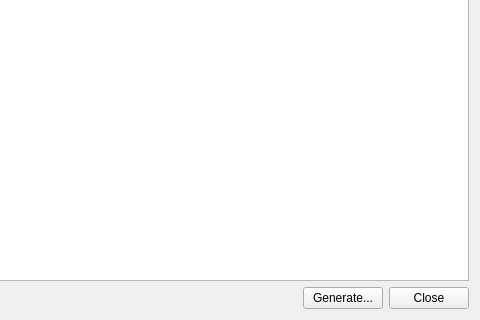
Qt form libavogadro/src/extensions/gamessinputdialog.ui (cryos/avogadro) before a commit; both pictures show x 305 to 785 and y 340 to 660 of the 785 by 660 pixel window.
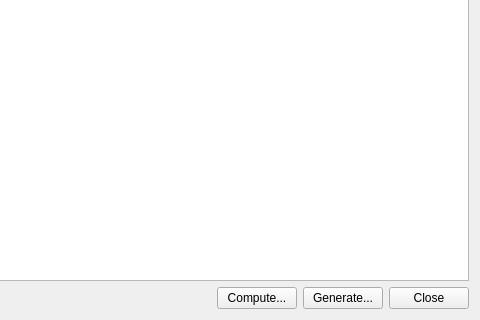
The same form after that commit.

Commit message: Add back "Compute..." button for GAMESS.

Patch:
```diff
--- a/libavogadro/src/extensions/gamessinputdialog.ui
+++ b/libavogadro/src/extensions/gamessinputdialog.ui
@@ -2963,6 +2963,13 @@
        </property>
       </spacer>
      </item>
+     <item>
+     <widget class="QPushButton" name="computeButton">
+       <property name="text">
+         <string>Compute...</string>
+       </property>
+     </widget>
+     </item>
      <item>
       <widget class="QPushButton" name="generateButton">
        <property name="text">
```
